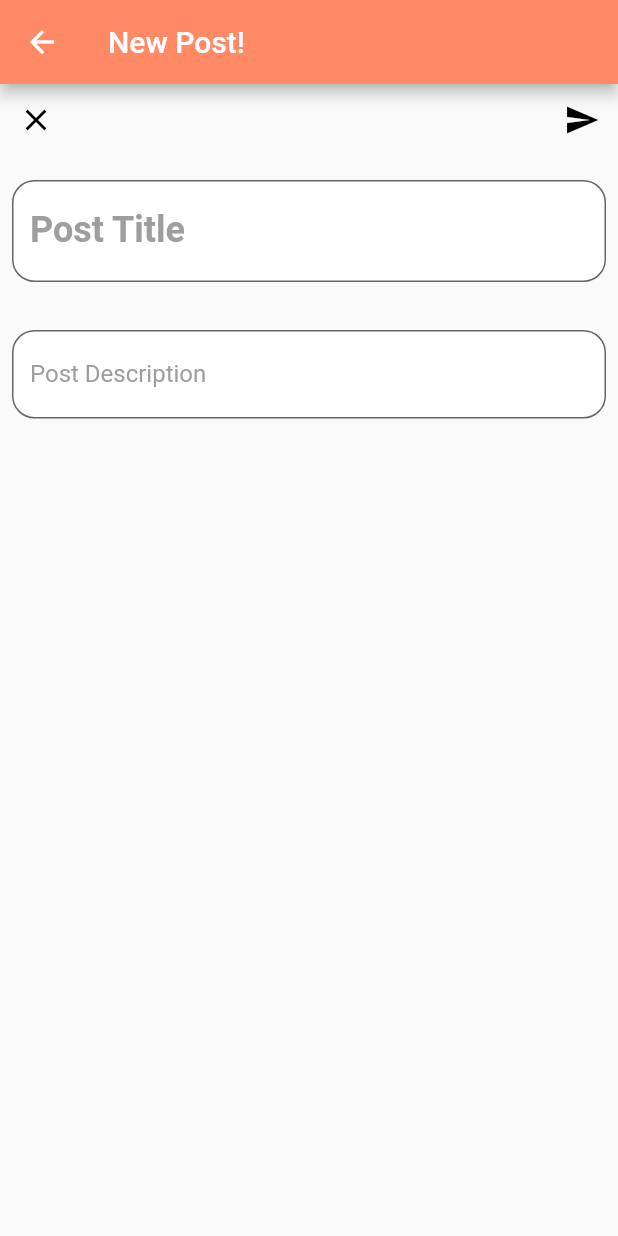
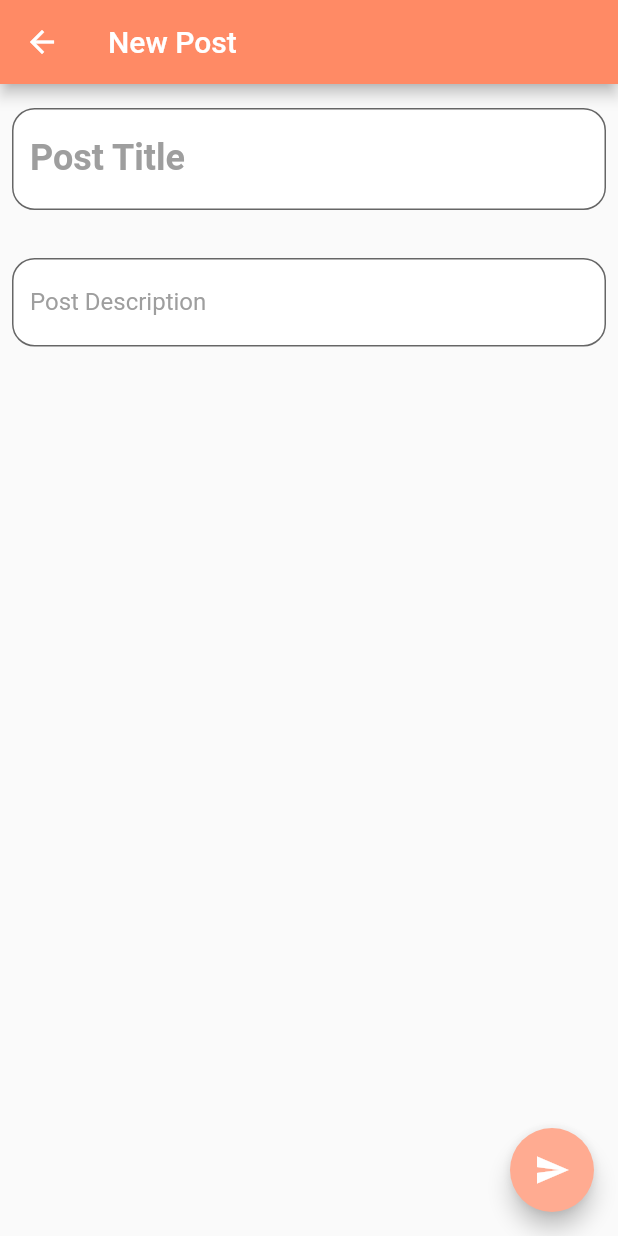
Before and after one commit to arzekeil/homies_management_system, a Flutter app: the PostForm screen opened directly, on a phone screen of 412 x 824 dp. Run offline on Flutter 3.47's test engine with Material 2 defaults, Android fonts, the light colour scheme and no system bars.

Commit message:
Uses fab instaed of icon buttons

```diff
--- a/client/lib/src/post_form_page.dart
+++ b/client/lib/src/post_form_page.dart
@@ -12,47 +12,13 @@ class _PostFormState extends State<PostForm> {
   Widget build(BuildContext context) {
     return Scaffold(
       appBar: AppBar(
-        title: const Text('New Post!'),
+        title: const Text('New Post'),
         backgroundColor: Colors.deepOrange[300],
       ),
       body: Column(
         children: [
-          Row(
-            mainAxisAlignment: MainAxisAlignment.spaceBetween,
-            children: [
-              Material(
-                child: Center(
-                  child: Ink(
-                    child: IconButton(
-                      icon: const Icon(Icons.close),
-                      color: Colors.black,
-                      onPressed: () {
-                        Navigator.of(context).pop();
-                      },
-                    ),
-                  ),
-                ),
-              ),
-              Material(
-                child: Center(
-                  child: Ink(
-                    child: IconButton(
-                      icon: const Icon(Icons.send),
-                      color: Colors.black,
-                      onPressed: () {
-                        Navigator.of(context).pop();
-                      },
-                    ),
-                  ),
-                ),
-              ),
-            ],
-          ),
-          Column(
-            children: [
           Padding(
-                padding:
-                    const EdgeInsets.symmetric(horizontal: 8, vertical: 16),
+            padding: const EdgeInsets.symmetric(horizontal: 8, vertical: 16),
             child: TextField(
               maxLines: null,
               cursorColor: Colors.grey,
@@ -77,13 +43,11 @@ class _PostFormState extends State<PostForm> {
                 ),
                 labelText: 'Post Title',
               ),
-                  style: const TextStyle(
-                      fontSize: 24, fontWeight: FontWeight.w600),
+              style: const TextStyle(fontSize: 24, fontWeight: FontWeight.w600),
             ),
           ),
           Padding(
-                padding:
-                    const EdgeInsets.symmetric(horizontal: 8, vertical: 16),
+            padding: const EdgeInsets.symmetric(horizontal: 8, vertical: 16),
             child: TextField(
               maxLines: null,
               cursorColor: Colors.grey,
@@ -108,13 +72,17 @@ class _PostFormState extends State<PostForm> {
                 ),
                 labelText: 'Post Description',
               ),
-                  style: const TextStyle(
-                      fontSize: 16, fontWeight: FontWeight.w400),
+              style: const TextStyle(fontSize: 16, fontWeight: FontWeight.w400),
             ),
           ),
         ],
       ),
-        ],
+      floatingActionButton: FloatingActionButton(
+        onPressed: () {
+          Navigator.of(context).pop();
+        },
+        backgroundColor: Colors.deepOrange.shade200,
+        child: const Icon(Icons.send),
       ),
     );
   }
```
Lines whose indentation alone changed are shown as unchanged.
